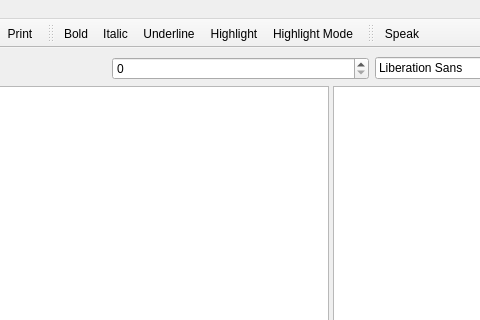
Old version of the form mainwindow.ui in the repository nyov/writetype; both pictures show x 161 to 641 and y 0 to 320 of the 803 by 600 pixel window.
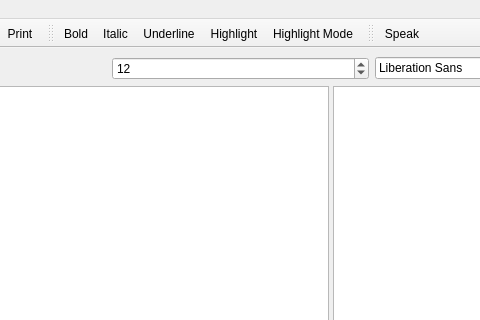
New version of the form. Icons and pictures are not drawn. Custom widgets are drawn as their Qt base class.

Commit message: Fixed problem with spaces and finished default font dialog

```diff
--- a/mainwindow.ui
+++ b/mainwindow.ui
@@ -23,7 +23,11 @@
     <item>
      <layout class="QGridLayout" name="gridLayout">
       <item row="0" column="1">
-       <widget class="QSpinBox" name="spinBoxFontSize"/>
+       <widget class="QSpinBox" name="spinBoxFontSize">
+        <property name="value">
+         <number>12</number>
+        </property>
+       </widget>
       </item>
       <item row="0" column="2">
        <widget class="QFontComboBox" name="fontComboBox"/>
```
The commit also changes 3 other files.
